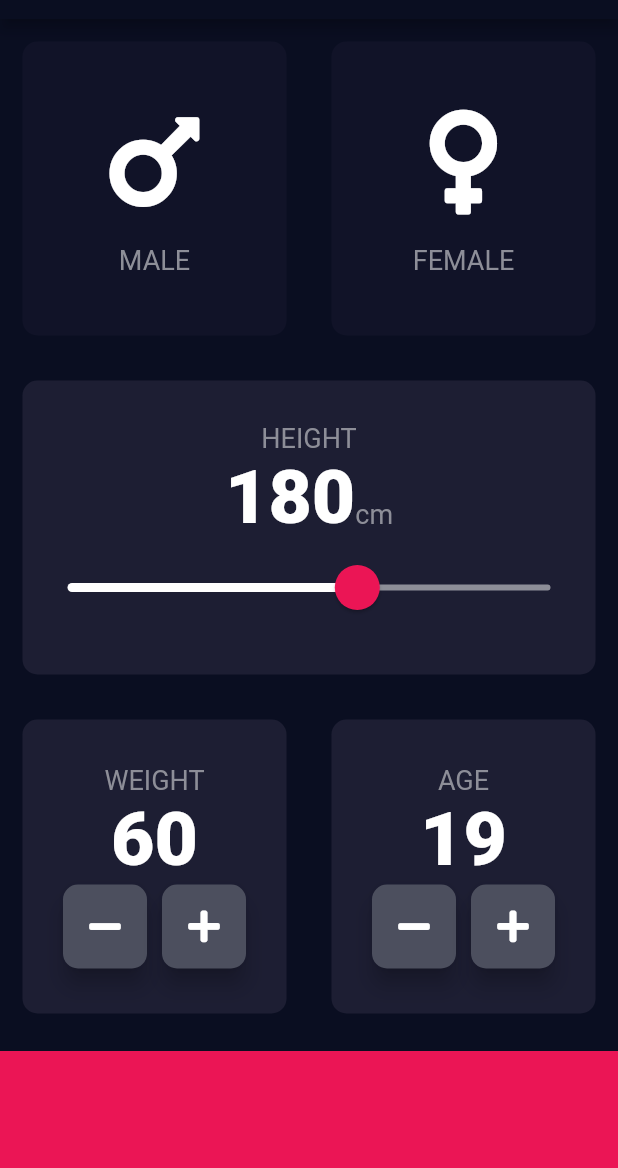
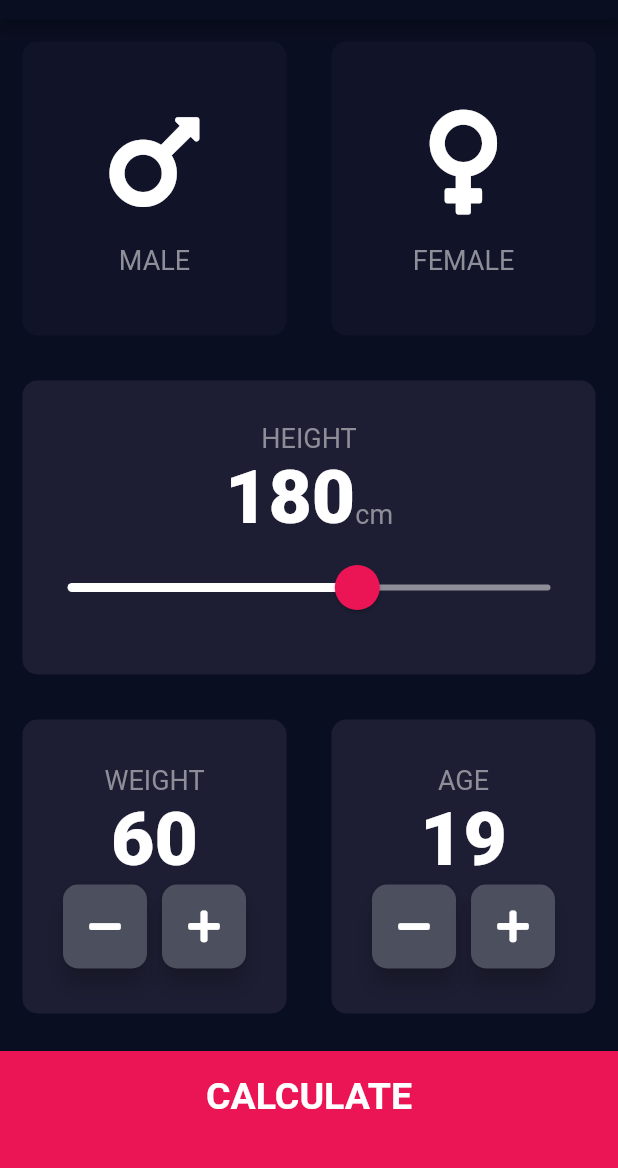
Before and after one commit to afadhitya/Flutter-Course-Example-Project, a Flutter app: the screen it shows after launch, on a phone screen of 412 x 824 dp, the part 65-1233 px from its top. Run offline on Flutter 3.47's test engine with Material 2 defaults, Android fonts, the phone set to English and light mode, and no system bars; our stand-ins replace audioplayers, font_awesome_flutter, rflutter_alert.

Commit message:
[ section 12 ] add constant, add some new components, and add new functionality and screen

```diff
--- /dev/null
+++ b/Section 12/bmi-calculator-flutter-master/lib/components/bottom_button.dart
@@ -0,0 +1,29 @@
+import 'package:flutter/material.dart';
+import 'package:bmi_calculator/constants.dart';
+
+class BottomButton extends StatelessWidget {
+  BottomButton({@required this.buttonLabel, @required this.onPressed});
+
+  final Function onPressed;
+  final String buttonLabel;
+
+  @override
+  Widget build(BuildContext context) {
+    return GestureDetector(
+      onTap: onPressed,
+      child: Container(
+        child: Center(
+          child: Text(
+            buttonLabel,
+            style: kLargeButtonTextStyle,
+          ),
+        ),
+        color: kBottomContainerColor,
+        margin: EdgeInsets.only(top: kBottomContainerTopMargin),
+        padding: EdgeInsets.only(bottom: 20),
+        width: double.infinity,
+        height: kBottomContainerHeight,
+      ),
+    );
+  }
+}
--- /dev/null
+++ b/Section 12/bmi-calculator-flutter-master/lib/components/round_icon_button.dart
@@ -0,0 +1,23 @@
+import 'package:flutter/material.dart';
+
+class RoundIconButton extends StatelessWidget {
+  RoundIconButton({@required this.icon, @required this.onTap});
+
+  final IconData icon;
+  final Function onTap;
+
+  @override
+  Widget build(BuildContext context) {
+    return RawMaterialButton(
+      onPressed: onTap,
+      elevation: 6.0,
+      child: Icon(icon),
+      constraints: BoxConstraints.tightFor(
+        width: 56.0,
+        height: 56.0,
+      ),
+      shape: RoundedRectangleBorder(borderRadius: BorderRadius.circular(10.0)),
+      fillColor: Color(0xFF4C4F5E),
+    );
+  }
+}
--- a/Section 12/bmi-calculator-flutter-master/lib/main.dart
+++ b/Section 12/bmi-calculator-flutter-master/lib/main.dart
@@ -1,6 +1,6 @@
 import 'package:flutter/material.dart';
 
-import 'input_page.dart';
+import 'screen/input_page.dart';
 
 void main() => runApp(BMICalculator());
 
--- a/Section 12/bmi-calculator-flutter-master/lib/input_page.dart
+++ b/Section 12/bmi-calculator-flutter-master/lib/screen/input_page.dart
@@ -1,10 +1,12 @@
+import 'package:bmi_calculator/components/bottom_button.dart';
+import 'package:bmi_calculator/components/card_content.dart';
+import 'package:bmi_calculator/components/reusable_card.dart';
+import 'package:bmi_calculator/components/round_icon_button.dart';
 import 'package:bmi_calculator/constants.dart';
 import 'package:bmi_calculator/gender_enum.dart';
+import 'package:bmi_calculator/screen/results_page.dart';
 import 'package:flutter/material.dart';
 import 'package:font_awesome_flutter/font_awesome_flutter.dart';
-
-import 'card_content.dart';
-import 'reusable_card.dart';
 
 class InputPage extends StatefulWidget {
   @override
@@ -205,36 +207,17 @@ class _InputPageState extends State<InputPage> {
               ],
             ),
           ),
-          Container(
-            color: kBottomContainerColor,
-            margin: EdgeInsets.only(top: kBottomContainerTopMargin),
-            width: double.infinity,
-            height: kBottomContainerHeight,
+          BottomButton(
+            onPressed: () {
+              Navigator.push(
+                context,
+                MaterialPageRoute(builder: (context) => ResultPage()),
+              );
+            },
+            buttonLabel: 'CALCULATE',
           )
         ],
       ),
     );
   }
 }
-
-class RoundIconButton extends StatelessWidget {
-  RoundIconButton({@required this.icon, @required this.onTap});
-
-  final IconData icon;
-  final Function onTap;
-
-  @override
-  Widget build(BuildContext context) {
-    return RawMaterialButton(
-      onPressed: onTap,
-      elevation: 6.0,
-      child: Icon(icon),
-      constraints: BoxConstraints.tightFor(
-        width: 56.0,
-        height: 56.0,
-      ),
-      shape: RoundedRectangleBorder(borderRadius: BorderRadius.circular(10.0)),
-      fillColor: Color(0xFF4C4F5E),
-    );
-  }
-}
```
Also changed, not shown: Section 12/bmi-calculator-flutter-master/lib/constants.dart (+25 -0 lines), Section 12/bmi-calculator-flutter-master/lib/screen/results_page.dart (added, +65 -0 lines), Section 12/bmi-calculator-flutter-master/lib/components/card_content.dart (renamed from Section 12/bmi-calculator-flutter-master/lib/card_content.dart), Section 12/bmi-calculator-flutter-master/lib/components/reusable_card.dart (renamed from Section 12/bmi-calculator-flutter-master/lib/reusable_card.dart).
